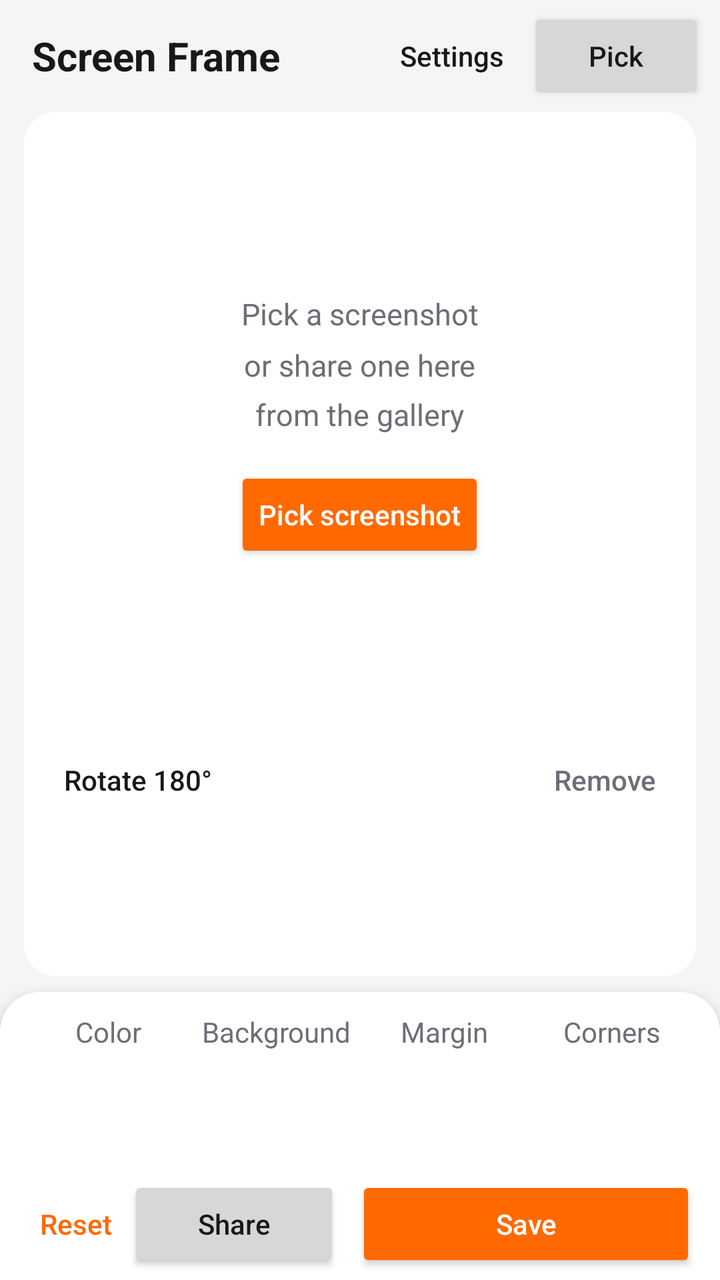
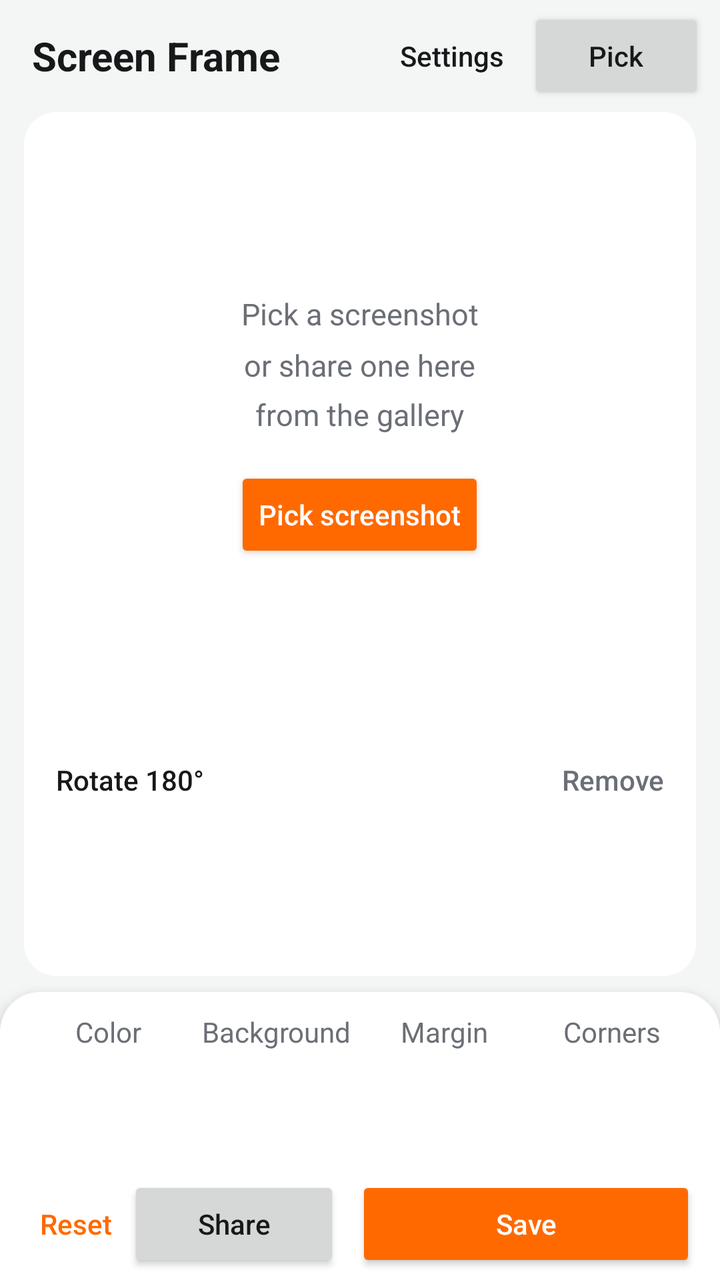

Screens rendered from an Android XML layout before and after an edit, with the pre-edit source and the edit as a unified diff.
<!-- AndroidManifest.xml: application theme AppTheme -->
<!-- res/layout/activity_main.xml -->
<?xml version="1.0" encoding="utf-8"?>
<LinearLayout xmlns:android="http://schemas.android.com/apk/res/android"
    android:id="@+id/root"
    android:layout_width="match_parent"
    android:layout_height="match_parent"
    android:orientation="vertical">

    <include layout="@layout/top_bar" />

    <include
        layout="@layout/stage"
        android:layout_width="match_parent"
        android:layout_height="0dp"
        android:layout_weight="1" />

    <LinearLayout
        android:layout_width="match_parent"
        android:layout_height="wrap_content"
        android:background="@drawable/panel"
        android:elevation="8dp"
        android:orientation="vertical"
        android:paddingHorizontal="12dp"
        android:paddingBottom="4dp">

        <include layout="@layout/options_panel_compact" />
    </LinearLayout>
</LinearLayout>
<!-- res/layout/top_bar.xml (included above) -->
<?xml version="1.0" encoding="utf-8"?>
<LinearLayout xmlns:android="http://schemas.android.com/apk/res/android"
    android:layout_width="match_parent"
    android:layout_height="wrap_content"
    android:gravity="center_vertical"
    android:orientation="horizontal"
    android:paddingStart="16dp"
    android:paddingEnd="8dp"
    android:paddingVertical="4dp">

    <TextView
        android:layout_width="0dp"
        android:layout_height="wrap_content"
        android:layout_weight="1"
        android:ellipsize="end"
        android:maxLines="1"
        android:text="@string/title"
        android:textColor="@color/text"
        android:textSize="20sp"
        android:textStyle="bold" />

    <Button
        android:id="@+id/settings"
        style="?android:attr/borderlessButtonStyle"
        android:layout_width="wrap_content"
        android:layout_height="wrap_content"
        android:minWidth="0dp"
        android:text="@string/settings"
        android:textColor="@color/text" />

    <Button
        android:id="@+id/pick"
        android:layout_width="wrap_content"
        android:layout_height="wrap_content"
        android:text="@string/pick_short" />
</LinearLayout>
<!-- res/layout/stage.xml (included above) -->
<?xml version="1.0" encoding="utf-8"?>
<FrameLayout xmlns:android="http://schemas.android.com/apk/res/android"
    android:layout_width="match_parent"
    android:layout_height="match_parent"
    android:paddingHorizontal="12dp"
    android:paddingBottom="8dp">

    <LinearLayout
        android:layout_width="match_parent"
        android:layout_height="match_parent"
        android:background="@drawable/card"
        android:orientation="vertical"
        android:padding="8dp">

        <FrameLayout
            android:id="@+id/stage"
            android:layout_width="match_parent"
            android:layout_height="0dp"
            android:layout_weight="1">

            <ImageView
                android:id="@+id/preview"
                android:layout_width="match_parent"
                android:layout_height="match_parent"
                android:contentDescription="@string/preview_description"
                android:padding="8dp"
                android:scaleType="fitCenter" />

            <LinearLayout
                android:id="@+id/empty"
                android:layout_width="wrap_content"
                android:layout_height="wrap_content"
                android:layout_gravity="center"
                android:gravity="center_horizontal"
                android:orientation="vertical"
                android:padding="24dp">

                <TextView
                    android:layout_width="wrap_content"
                    android:layout_height="wrap_content"
                    android:gravity="center"
                    android:lineSpacingMultiplier="1.4"
                    android:text="@string/empty_hint"
                    android:textColor="@color/muted"
                    android:textSize="15sp" />

                <Button
                    android:id="@+id/empty_pick"
                    android:layout_width="wrap_content"
                    android:layout_height="wrap_content"
                    android:layout_marginTop="16dp"
                    android:backgroundTint="@color/accent"
                    android:text="@string/pick"
                    android:textColor="#FFFFFF" />
            </LinearLayout>

            <TextView
                android:id="@+id/message"
                android:layout_width="match_parent"
                android:layout_height="wrap_content"
                android:layout_gravity="center"
                android:gravity="center"
                android:lineSpacingMultiplier="1.3"
                android:padding="24dp"
                android:textColor="@color/muted"
                android:visibility="gone" />
        </FrameLayout>

        <LinearLayout
            android:id="@+id/toolbar"
            android:layout_width="match_parent"
            android:layout_height="wrap_content"
            android:gravity="center_vertical"
            android:orientation="horizontal"
            android:paddingVertical="2dp">

            <Button
                android:id="@+id/rotate"
                style="?android:attr/borderlessButtonStyle"
                android:layout_width="wrap_content"
                android:layout_height="wrap_content"
                android:minWidth="0dp"
                android:text="@string/rotate"
                android:textColor="@color/text" />

            <Button
                android:id="@+id/screen"
                style="?android:attr/borderlessButtonStyle"
                android:layout_width="wrap_content"
                android:layout_height="wrap_content"
                android:minWidth="0dp"
                android:textColor="@color/text" />

            <TextView
                android:id="@+id/counter"
                android:layout_width="0dp"
                android:layout_height="wrap_content"
                android:layout_weight="1"
                android:gravity="center"
                android:textColor="@color/muted"
                android:textSize="13sp" />

            <Button
                android:id="@+id/remove"
                style="?android:attr/borderlessButtonStyle"
                android:layout_width="wrap_content"
                android:layout_height="wrap_content"
                android:minWidth="0dp"
                android:text="@string/remove"
                android:textColor="@color/muted" />
        </LinearLayout>

        <HorizontalScrollView
            android:id="@+id/thumbs_scroll"
            android:layout_width="match_parent"
            android:layout_height="wrap_content"
            android:scrollbars="none">

            <LinearLayout
                android:id="@+id/thumbs"
                android:layout_width="wrap_content"
                android:layout_height="64dp"
                android:orientation="horizontal" />
        </HorizontalScrollView>
    </LinearLayout>
</FrameLayout>
<!-- res/layout/options_panel_compact.xml (included above) -->
<?xml version="1.0" encoding="utf-8"?>
<LinearLayout xmlns:android="http://schemas.android.com/apk/res/android"
    android:layout_width="match_parent"
    android:layout_height="wrap_content"
    android:orientation="vertical">

    <RadioGroup
        android:id="@+id/option_tabs"
        android:layout_width="match_parent"
        android:layout_height="wrap_content"
        android:baselineAligned="false"
        android:orientation="horizontal">

        <RadioButton
            android:id="@+id/tab_finish"
            style="@style/Tab"
            android:text="@string/opt_color" />

        <RadioButton
            android:id="@+id/tab_background"
            style="@style/Tab"
            android:text="@string/opt_background" />

        <RadioButton
            android:id="@+id/tab_padding"
            style="@style/Tab"
            android:text="@string/opt_margin" />

        <RadioButton
            android:id="@+id/tab_radius"
            style="@style/Tab"
            android:text="@string/opt_corners" />
    </RadioGroup>

    <FrameLayout
        android:layout_width="match_parent"
        android:layout_height="48dp">

        <LinearLayout
            android:id="@+id/page_finish"
            style="@style/OptionPage">

            
            <HorizontalScrollView
                android:layout_width="0dp"
                android:layout_height="wrap_content"
                android:layout_weight="1"
                android:scrollbars="none">

                <RadioGroup
                    android:id="@+id/finish"
                    android:layout_width="wrap_content"
                    android:layout_height="wrap_content"
                    android:orientation="horizontal" />
            </HorizontalScrollView>
        </LinearLayout>

        <LinearLayout
            android:id="@+id/page_background"
            style="@style/OptionPage">

            
            <HorizontalScrollView
                android:layout_width="0dp"
                android:layout_height="wrap_content"
                android:layout_weight="1"
                android:scrollbars="none">

                <RadioGroup
                    android:id="@+id/background"
                    android:layout_width="wrap_content"
                    android:layout_height="wrap_content"
                    android:orientation="horizontal">

                    <RadioButton
                        android:id="@+id/bg_light"
                        style="@style/Choice"
                        android:text="@string/bg_light" />

                    <RadioButton
                        android:id="@+id/bg_dark"
                        style="@style/Choice"
                        android:text="@string/bg_dark" />

                    <RadioButton
                        android:id="@+id/bg_transparent"
                        style="@style/Choice"
                        android:text="@string/bg_transparent" />
                </RadioGroup>
            </HorizontalScrollView>
        </LinearLayout>

        <LinearLayout
            android:id="@+id/page_padding"
            style="@style/OptionPage">

            
            <HorizontalScrollView
                android:layout_width="0dp"
                android:layout_height="wrap_content"
                android:layout_weight="1"
                android:scrollbars="none">

                <RadioGroup
                    android:id="@+id/padding"
                    android:layout_width="wrap_content"
                    android:layout_height="wrap_content"
                    android:orientation="horizontal">

                    <RadioButton
                        android:id="@+id/pad_none"
                        style="@style/Choice"
                        android:text="@string/pad_none" />

                    <RadioButton
                        android:id="@+id/pad_tight"
                        style="@style/Choice"
                        android:text="@string/pad_tight" />

                    <RadioButton
                        android:id="@+id/pad_normal"
                        style="@style/Choice"
                        android:text="@string/pad_normal" />

                    <RadioButton
                        android:id="@+id/pad_loose"
                        style="@style/Choice"
                        android:text="@string/pad_loose" />
                </RadioGroup>
            </HorizontalScrollView>
        </LinearLayout>

        <LinearLayout
            android:id="@+id/page_radius"
            style="@style/OptionPage">

            <SeekBar
                android:id="@+id/radius"
                android:layout_width="0dp"
                android:layout_height="wrap_content"
                android:layout_weight="1"
                android:max="16"
                android:progressTint="@color/accent"
                android:thumbTint="@color/accent" />

            <TextView
                android:id="@+id/radius_value"
                android:layout_width="wrap_content"
                android:layout_height="wrap_content"
                android:gravity="end"
                android:maxLines="1"
                android:minWidth="44dp"
                android:textColor="@color/muted"
                android:textSize="13sp" />

            <Switch
                android:id="@+id/shadow"
                android:layout_width="wrap_content"
                android:layout_height="wrap_content"
                android:layout_marginStart="12dp"
                android:maxLines="1"
                android:text="@string/shadow"
                android:textColor="@color/text" />
        </LinearLayout>
    </FrameLayout>

    <LinearLayout
        android:layout_width="match_parent"
        android:layout_height="wrap_content"
        android:layout_marginTop="4dp"
        android:gravity="center_vertical"
        android:orientation="horizontal">

        <Button
            android:id="@+id/reset"
            style="?android:attr/borderlessButtonStyle"
            android:layout_width="wrap_content"
            android:layout_height="wrap_content"
            android:minWidth="0dp"
            android:paddingHorizontal="8dp"
            android:text="@string/reset"
            android:textColor="@color/accent" />

        <Button
            android:id="@+id/share"
            android:layout_width="0dp"
            android:layout_height="wrap_content"
            android:layout_weight="1"
            android:maxLines="1"
            android:text="@string/share" />

        <Button
            android:id="@+id/save"
            android:layout_width="0dp"
            android:layout_height="wrap_content"
            android:layout_marginStart="8dp"
            android:layout_weight="1.6"
            android:backgroundTint="@color/accent"
            android:maxLines="1"
            android:text="@string/save"
            android:textColor="#FFFFFF" />
    </LinearLayout>
</LinearLayout>
<!-- resources referenced by this layout -->
<resources>
  <color name="accent">#FF6900</color>
  <color name="muted">#6B6F76</color>
  <color name="text">#17181A</color>
  <!-- drawable card (drawable) -->
  <?xml version="1.0" encoding="utf-8"?>
  <shape xmlns:android="http://schemas.android.com/apk/res/android">
      <solid android:color="@color/surface" />
      <corners android:radius="16dp" />
  </shape>
  <!-- drawable panel (drawable) -->
  <?xml version="1.0" encoding="utf-8"?>
  <shape xmlns:android="http://schemas.android.com/apk/res/android">
      <solid android:color="@color/surface" />
      <corners android:topLeftRadius="20dp" android:topRightRadius="20dp" />
  </shape>
  <string name="bg_dark">Dark</string>
  <string name="bg_light">Light</string>
  <string name="bg_transparent">Clear</string>
  <string name="empty_hint">Pick a screenshot\nor share one here\nfrom the gallery</string>
  <string name="opt_background">Background</string>
  <string name="opt_color">Color</string>
  <string name="opt_corners">Corners</string>
  <string name="opt_margin">Margin</string>
  <string name="pad_loose">Wide</string>
  <string name="pad_none">None</string>
  <string name="pad_normal">Medium</string>
  <string name="pad_tight">Tight</string>
  <string name="pick">Pick screenshot</string>
  <string name="pick_short">Pick</string>
  <string name="preview_description">Framed preview</string>
  <string name="remove">Remove</string>
  <string name="reset">Reset</string>
  <string name="rotate">Rotate 180°</string>
  <string name="save">Save</string>
  <string name="settings">Settings</string>
  <string name="shadow">Shadow</string>
  <string name="share">Share</string>
  <string name="title">Screen Frame</string>
  <style name="Choice">
          <item name="android:layout_width">wrap_content</item>
          <item name="android:layout_height">wrap_content</item>
          <item name="android:layout_marginEnd">4dp</item>
          <item name="android:textSize">14sp</item>
          <item name="android:maxLines">1</item>
          <item name="android:textColor">@color/text</item>
          <item name="android:buttonTint">@color/accent</item>
      </style>
  <style name="OptionPage">
          <item name="android:layout_width">match_parent</item>
          <item name="android:layout_height">match_parent</item>
          <item name="android:gravity">center_vertical</item>
          <item name="android:orientation">horizontal</item>
          <item name="android:paddingHorizontal">4dp</item>
          <item name="android:visibility">gone</item>
      </style>
  <style name="AppTheme" parent="android:Theme.Material.Light.NoActionBar">
          <item name="android:colorAccent">@color/accent</item>
          <item name="android:colorPrimary">@color/accent</item>
          <item name="android:windowBackground">@color/bg</item>
          <item name="android:textColorPrimary">@color/text</item>
          <item name="android:textColorSecondary">@color/muted</item>
          <item name="android:windowLightStatusBar">true</item>
          <item name="android:windowLightNavigationBar">true</item>
          <item name="android:textAppearanceButton">@style/ButtonText</item>
      </style>
  <color name="surface">#FFFFFF</color>
  <!-- drawable tab_bg (drawable) -->
  <?xml version="1.0" encoding="utf-8"?>
  <selector xmlns:android="http://schemas.android.com/apk/res/android">
      <item android:state_checked="true">
          <layer-list>
              <item
                  android:width="20dp"
                  android:height="3dp"
                  android:gravity="bottom|center_horizontal">
                  <shape>
                      <solid android:color="@color/accent" />
                      <corners android:radius="2dp" />
                  </shape>
              </item>
          </layer-list>
      </item>
      <item android:drawable="@android:color/transparent" />
  </selector>
  <color name="bg">#F4F5F5</color>
  <style name="ButtonText" parent="android:TextAppearance.Material.Button">
          <item name="android:textAllCaps">false</item>
      </style>
  <!-- unchanged entries left out for length: 1 -->
</resources>

<!-- the commit's change to res/layout/activity_main.xml (unified diff, before → after) -->
@@ -22,7 +22,9 @@
         android:paddingHorizontal="12dp"
         android:paddingBottom="4dp">
 
-        <include layout="@layout/options_panel_compact" />
+        <include layout="@layout/options_tabs" />
+
+        <include layout="@layout/actions_bar" />
     </LinearLayout>
 </LinearLayout>
 <!-- res/layout/top_bar.xml (included above) -->
@@ -145,6 +147,7 @@
                 android:layout_width="wrap_content"
                 android:layout_height="wrap_content"
                 android:minWidth="0dp"
+                android:paddingHorizontal="8dp"
                 android:text="@string/rotate"
                 android:textColor="@color/text" />
 
@@ -154,6 +157,7 @@
                 android:layout_width="wrap_content"
                 android:layout_height="wrap_content"
                 android:minWidth="0dp"
+                android:paddingHorizontal="8dp"
                 android:textColor="@color/text" />
 
             <TextView
@@ -171,6 +175,7 @@
                 android:layout_width="wrap_content"
                 android:layout_height="wrap_content"
                 android:minWidth="0dp"
+                android:paddingHorizontal="8dp"
                 android:text="@string/remove"
                 android:textColor="@color/muted" />
         </LinearLayout>
@@ -189,7 +194,7 @@
         </HorizontalScrollView>
     </LinearLayout>
 </FrameLayout>
-<!-- res/layout/options_panel_compact.xml (included above) -->
+<!-- res/layout/options_tabs.xml (included above) -->
 <?xml version="1.0" encoding="utf-8"?>
 <LinearLayout xmlns:android="http://schemas.android.com/apk/res/android"
     android:layout_width="match_parent"
@@ -356,40 +361,42 @@
         </LinearLayout>
     </FrameLayout>
 
-    <LinearLayout
-        android:layout_width="match_parent"
-        android:layout_height="wrap_content"
-        android:layout_marginTop="4dp"
-        android:gravity="center_vertical"
-        android:orientation="horizontal">
-
-        <Button
-            android:id="@+id/reset"
-            style="?android:attr/borderlessButtonStyle"
-            android:layout_width="wrap_content"
-            android:layout_height="wrap_content"
-            android:minWidth="0dp"
-            android:paddingHorizontal="8dp"
-            android:text="@string/reset"
-            android:textColor="@color/accent" />
-
-        <Button
-            android:id="@+id/share"
-            android:layout_width="0dp"
-            android:layout_height="wrap_content"
-            android:layout_weight="1"
-            android:maxLines="1"
-            android:text="@string/share" />
-
-        <Button
-            android:id="@+id/save"
-            android:layout_width="0dp"
-            android:layout_height="wrap_content"
-            android:layout_marginStart="8dp"
-            android:layout_weight="1.6"
-            android:backgroundTint="@color/accent"
-            android:maxLines="1"
-            android:text="@string/save"
-            android:textColor="#FFFFFF" />
-    </LinearLayout>
 </LinearLayout>
+<!-- res/layout/actions_bar.xml (included above) -->
+<?xml version="1.0" encoding="utf-8"?>
+<LinearLayout xmlns:android="http://schemas.android.com/apk/res/android"
+    android:layout_width="match_parent"
+    android:layout_height="wrap_content"
+    android:layout_marginTop="4dp"
+    android:gravity="center_vertical"
+    android:orientation="horizontal">
+
+    <Button
+        android:id="@+id/reset"
+        style="?android:attr/borderlessButtonStyle"
+        android:layout_width="wrap_content"
+        android:layout_height="wrap_content"
+        android:minWidth="0dp"
+        android:paddingHorizontal="8dp"
+        android:text="@string/reset"
+        android:textColor="@color/accent" />
+
+    <Button
+        android:id="@+id/share"
+        android:layout_width="0dp"
+        android:layout_height="wrap_content"
+        android:layout_weight="1"
+        android:maxLines="1"
+        android:text="@string/share" />
+
+    <Button
+        android:id="@+id/save"
+        android:layout_width="0dp"
+        android:layout_height="wrap_content"
+        android:layout_marginStart="8dp"
+        android:layout_weight="1.6"
+        android:backgroundTint="@color/accent"
+        android:maxLines="1"
+        android:text="@string/save"
+        android:textColor="#FFFFFF" />
+</LinearLayout>
